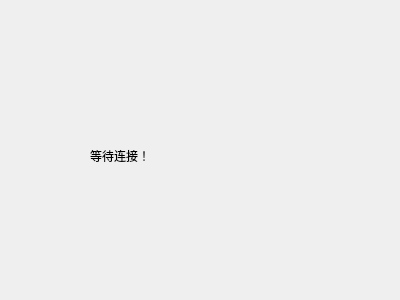
The window that tcpserver/server.ui (baby7305/QtCreatorQuickStart3) describes before a commit, drawn with Qt 5.
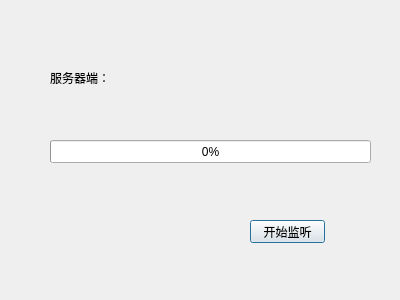
The same window after the commit.

```diff
--- a/tcpserver/server.ui
+++ b/tcpserver/server.ui
@@ -16,14 +16,40 @@
   <widget class="QLabel" name="label">
    <property name="geometry">
     <rect>
-     <x>90</x>
+     <x>50</x>
+     <y>70</y>
+     <width>301</width>
+     <height>16</height>
+    </rect>
+   </property>
+   <property name="text">
+    <string>服务器端：</string>
+   </property>
+  </widget>
+  <widget class="QProgressBar" name="serverProgressBar">
+   <property name="geometry">
+    <rect>
+     <x>50</x>
      <y>140</y>
-     <width>201</width>
-     <height>31</height>
+     <width>321</width>
+     <height>23</height>
+    </rect>
+   </property>
+   <property name="value">
+    <number>0</number>
+   </property>
+  </widget>
+  <widget class="QPushButton" name="startButton">
+   <property name="geometry">
+    <rect>
+     <x>250</x>
+     <y>220</y>
+     <width>75</width>
+     <height>23</height>
     </rect>
    </property>
    <property name="text">
-    <string>等待连接！</string>
+    <string>开始监听</string>
    </property>
   </widget>
  </widget>
```
Left out of the diff: 2 changed lines with no effect on the pictures.
